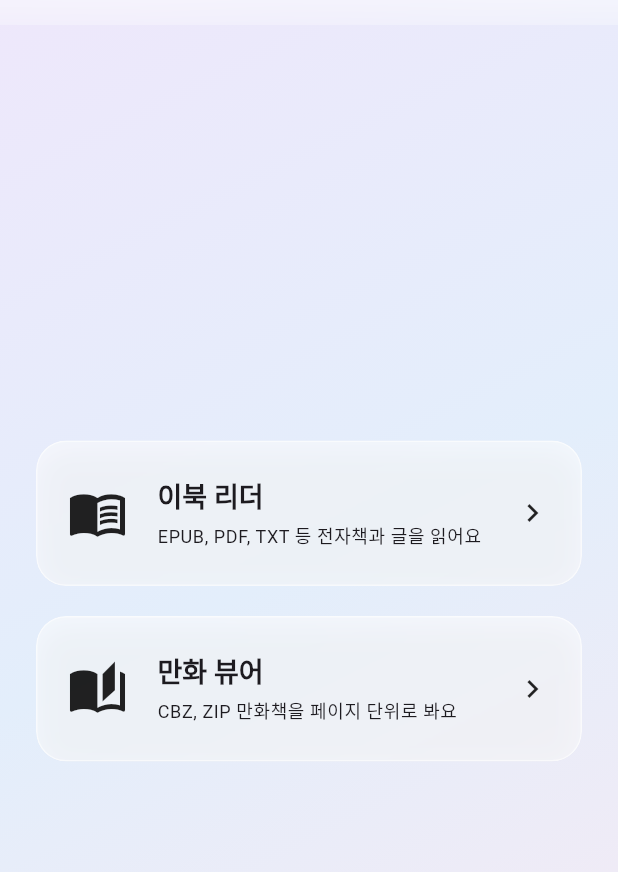
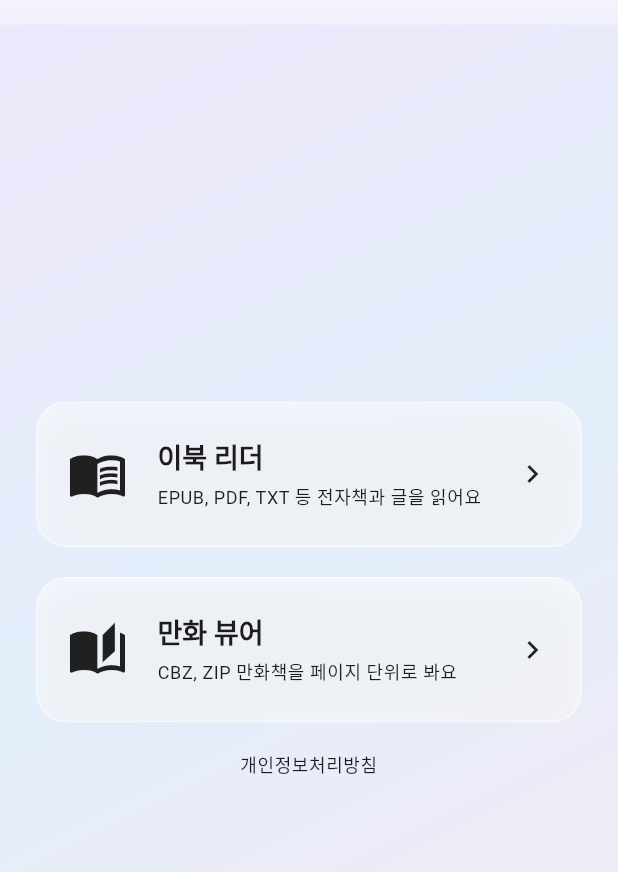
Before and after one commit to elldia/Moon_Atelier, a Flutter app: the screen it shows after launch, on a phone screen of 412 x 824 dp, the part 59-931 px from its top. Run offline on Flutter 3.47's test engine with Material 3 defaults, Android fonts, the phone set to English and light mode, and no system bars; our stand-ins replace file_picker, flutter_markdown_plus, flutter_tts, google_fonts, hive_flutter, photo_view and 7 more; missing offline and left inert: cp949_codec, dart:js_interop, dart:ui_web, epub_view, file_picker_web, ftpconnect and 2 more; accounts and stored records are empty.

Commit message:
Per-screen browser tab titles, cleaner library titles, in-app privacy link
- New lib/utils/browser_title.dart (+_io/_web split) sets the web build's
  browser tab title per screen via document.title: the app name on the
  home screen, "<app name> | ebook" / "<app name> | Comic" on the two
  library screens. No-op on native platforms, which have no browser tab.
- The library screens' on-screen title no longer shows the app's own
  brand name or a translated "만화 서재" label — both now read the plain
  literal "ebook Viewer" / "Comic Viewer", cleaner and unambiguous about
  which of the two libraries you're in. Verified with a real
  `flutter build web --release` since the browser-title code only
  compiles under the web target's conditional import.
- The home screen now always shows a "개인정보처리방침"/"Privacy Policy" link
  (every platform, not just web) pointing at web/privacy.html — Play Store
  review requires the privacy policy to be reachable from inside the app
  itself, not only from the Play Console store listing.

Co-Authored-By: Claude Sonnet 5 <noreply@anthropic.com>

```diff
--- a/lib/l10n/strings.dart
+++ b/lib/l10n/strings.dart
@@ -52,7 +52,7 @@ const _dict = <String, List<String>>{
     'Windows版アプリをダウンロード',
     '下载 Windows 版程序',
   ],
-  'comic_library_title': ['만화 서재', 'Comic Library', 'コミック書斎', '漫画书房'],
+  'privacy_policy': ['개인정보처리방침', 'Privacy Policy', 'プライバシーポリシー', '隐私政策'],
   'supported_formats_hint_comic': [
     'CBZ, ZIP(이미지) 만화 파일을 열 수 있어요.',
     'You can open CBZ and image-only ZIP comic files.',
--- a/lib/screens/home_screen.dart
+++ b/lib/screens/home_screen.dart
@@ -6,6 +6,7 @@ import '../data/library_store.dart';
 import '../data/reading_settings_controller.dart';
 import '../l10n/strings.dart';
 import '../models/book.dart';
+import '../utils/browser_title.dart';
 import '../widgets/glass.dart';
 import 'library_screen.dart';
 
@@ -14,6 +15,16 @@ import 'library_screen.dart';
 /// builds get published there without this app needing an update.
 final _windowsDownloadUrl = Uri.parse(
   'https://github.com/elldia/Moon_Atelier/releases',
+);
+
+/// Google Play requires the privacy policy to be reachable both from the
+/// Play Console store listing *and* from inside the app itself — this link
+/// is that second copy, shown on every platform (not just web) so it's
+/// there for an Android review too. Hosted as a static page alongside the
+/// web build (see web/privacy.html) rather than as an in-app screen, so
+/// there's exactly one copy to keep accurate.
+final _privacyPolicyUrl = Uri.parse(
+  'https://elldia.github.io/Moon_Atelier/privacy.html',
 );
 
 /// The app's start screen: a fork between the two independent tools it
@@ -52,6 +63,7 @@ class _HomeScreenState extends State<HomeScreen> {
       animation: ReadingSettingsController.instance,
       builder: (context, _) {
         final appName = ReadingSettingsController.instance.value.appName;
+        setBrowserTitle(appName.label);
         final recentlyOpened = LibraryStore.loadAll()
             .where((b) => b.lastOpenedAt != null)
             .toList();
@@ -106,6 +118,18 @@ class _HomeScreenState extends State<HomeScreen> {
                           ),
                         ),
                       ],
+                      const SizedBox(height: 4),
+                      TextButton(
+                        onPressed: () => launchUrl(
+                          _privacyPolicyUrl,
+                          webOnlyWindowName: '_blank',
+                        ),
+                        child: Text(
+                          tr('privacy_policy'),
+                          style: Theme.of(context).textTheme.bodySmall,
+                          textAlign: TextAlign.center,
+                        ),
+                      ),
                     ],
                   ),
                 ),
--- a/lib/screens/library_screen.dart
+++ b/lib/screens/library_screen.dart
@@ -12,6 +12,7 @@ import '../models/book.dart';
 import '../models/folder.dart';
 import '../data/reading_settings_controller.dart';
 import '../l10n/strings.dart';
+import '../utils/browser_title.dart';
 import '../utils/docx_text_extractor.dart';
 import '../utils/dropbox_picker.dart';
 import '../utils/epub_toc_patcher.dart';
@@ -1344,6 +1345,7 @@ class _LibraryScreenState extends State<LibraryScreen> {
       builder: (context, _) {
         final settings = ReadingSettingsController.instance.value;
         final appName = settings.appName;
+        setBrowserTitle('${appName.label} | ${_isComic ? 'Comic' : 'ebook'}');
         return Scaffold(
           appBar: glassAppBar(
             context,
@@ -1379,7 +1381,7 @@ class _LibraryScreenState extends State<LibraryScreen> {
                   )
                 : Text(
                     folder?.name ??
-                        (_isComic ? tr('comic_library_title') : appName.label),
+                        (_isComic ? 'Comic Viewer' : 'ebook Viewer'),
                     overflow: TextOverflow.ellipsis,
                   ),
             actions: _buildActions(
--- /dev/null
+++ b/lib/utils/browser_title.dart
@@ -0,0 +1,5 @@
+// Picks the right `setBrowserTitle` implementation for the current
+// platform at compile time -- see browser_title_web.dart /
+// browser_title_io.dart.
+export 'browser_title_io.dart'
+    if (dart.library.js_interop) 'browser_title_web.dart';
--- /dev/null
+++ b/lib/utils/browser_title_io.dart
@@ -0,0 +1,4 @@
+/// Native (Android/iOS/desktop) counterpart of `browser_title_web.dart` --
+/// there's no browser tab to relabel outside the web build, so this is a
+/// no-op.
+void setBrowserTitle(String title) {}
```
Also changed, not shown: lib/utils/browser_title_web.dart (added, +12 -0 lines), 1 other file.
